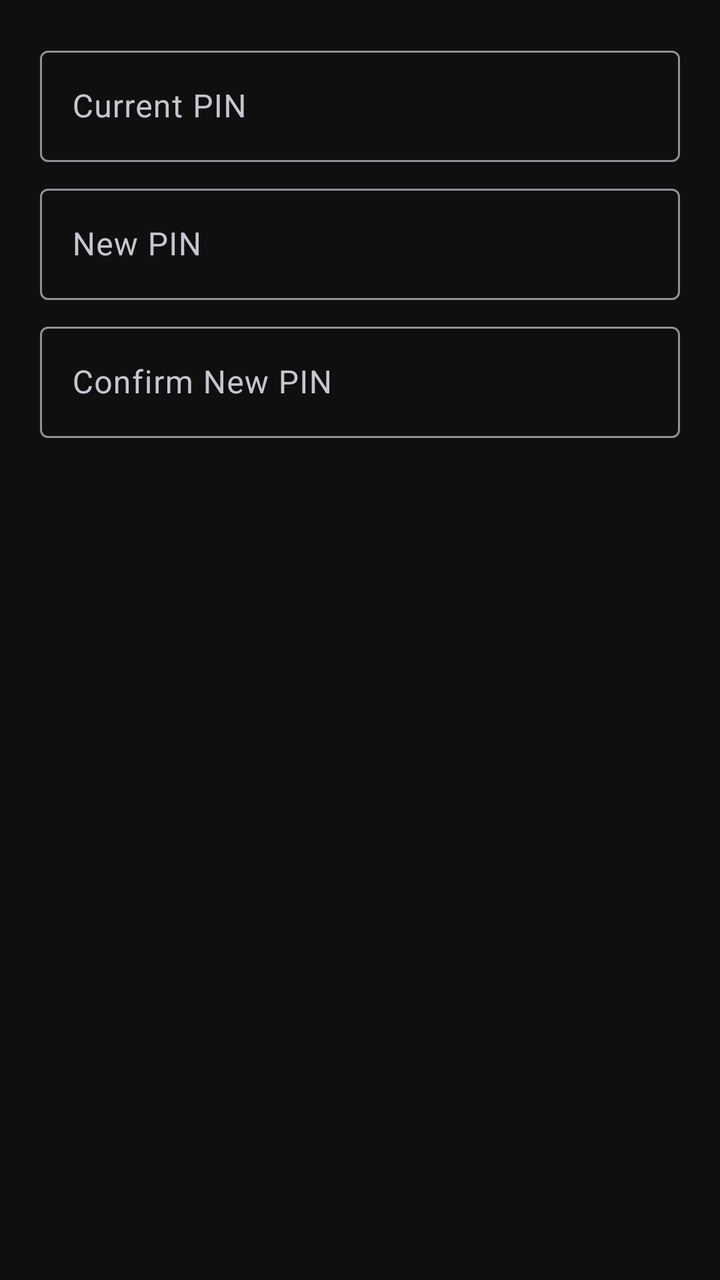
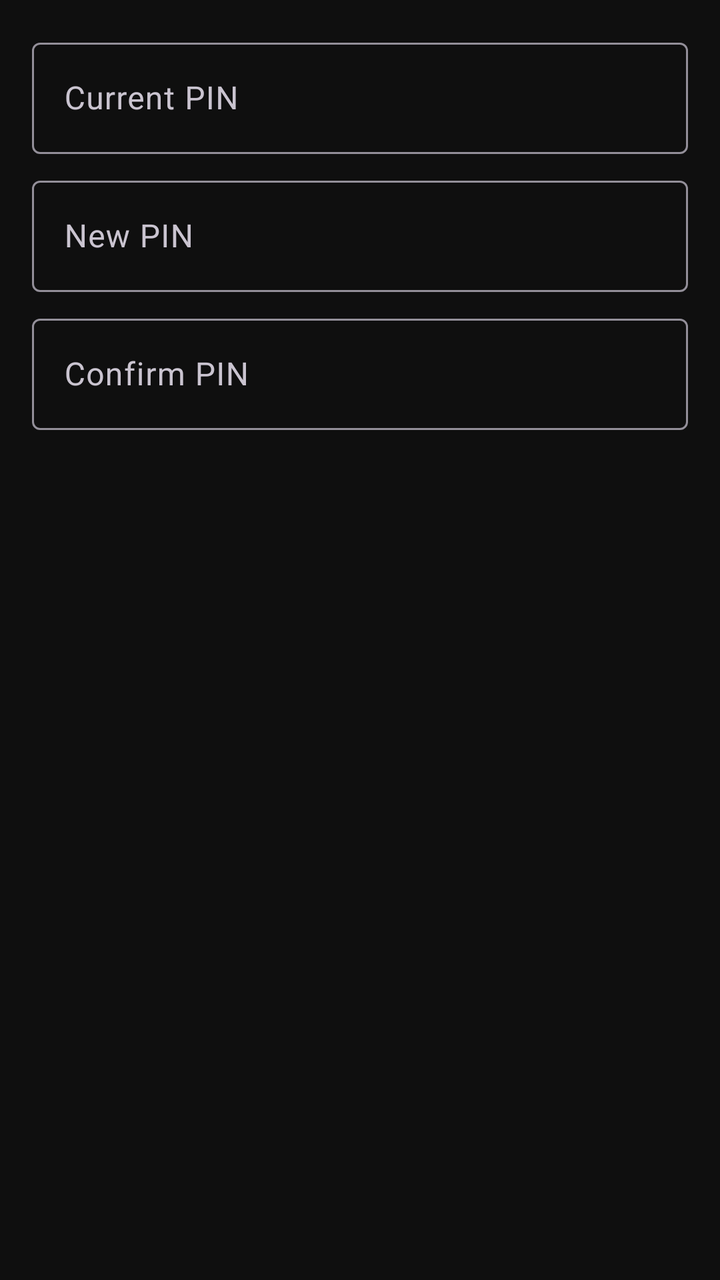

Compare the two renders of this Android layout. The source of the first and the diff that turns it into the second are given below.
<!-- AndroidManifest.xml: application theme Theme.ShadowCalc -->
<!-- res/layout/dialog_change_pin.xml -->
<?xml version="1.0" encoding="utf-8"?>
<LinearLayout xmlns:android="http://schemas.android.com/apk/res/android"
    android:layout_width="match_parent"
    android:layout_height="wrap_content"
    android:orientation="vertical"
    android:padding="20dp">

    <com.google.android.material.textfield.TextInputLayout
        android:layout_width="match_parent"
        android:layout_height="wrap_content"
        android:hint="Current PIN">
        <com.google.android.material.textfield.TextInputEditText
            android:id="@+id/etOldPin"
            android:layout_width="match_parent"
            android:layout_height="wrap_content"
            android:inputType="numberPassword"
            android:textColor="@color/text_primary" />
    </com.google.android.material.textfield.TextInputLayout>

    <com.google.android.material.textfield.TextInputLayout
        android:layout_width="match_parent"
        android:layout_height="wrap_content"
        android:hint="New PIN"
        android:layout_marginTop="8dp">
        <com.google.android.material.textfield.TextInputEditText
            android:id="@+id/etNewPin"
            android:layout_width="match_parent"
            android:layout_height="wrap_content"
            android:inputType="numberPassword"
            android:textColor="@color/text_primary" />
    </com.google.android.material.textfield.TextInputLayout>

    <com.google.android.material.textfield.TextInputLayout
        android:layout_width="match_parent"
        android:layout_height="wrap_content"
        android:hint="Confirm New PIN"
        android:layout_marginTop="8dp">
        <com.google.android.material.textfield.TextInputEditText
            android:id="@+id/etConfirmPin"
            android:layout_width="match_parent"
            android:layout_height="wrap_content"
            android:inputType="numberPassword"
            android:textColor="@color/text_primary" />
    </com.google.android.material.textfield.TextInputLayout>
</LinearLayout>
<!-- resources referenced by this layout -->
<resources>
  <color name="text_primary">#FFFFFF</color>
  <style name="Theme.ShadowCalc" parent="Theme.Material3.Dark.NoActionBar">
          <item name="colorPrimary">@color/accent</item>
          <item name="colorPrimaryDark">@color/bg_dark</item>
          <item name="colorAccent">@color/accent</item>
          <item name="android:windowBackground">@color/bg_dark</item>
          <item name="android:statusBarColor">@color/bg_dark</item>
          <item name="android:navigationBarColor">@color/bg_dark</item>
          <item name="android:windowLightStatusBar">false</item>
      </style>
  <color name="accent">#00E676</color>
  <color name="bg_dark">#0F0F0F</color>
</resources>

<!-- the commit's change to res/layout/dialog_change_pin.xml (unified diff, before → after) -->
@@ -3,7 +3,7 @@
     android:layout_width="match_parent"
     android:layout_height="wrap_content"
     android:orientation="vertical"
-    android:padding="20dp">
+    android:padding="16dp">
 
     <com.google.android.material.textfield.TextInputLayout
         android:layout_width="match_parent"
@@ -13,33 +13,30 @@
             android:id="@+id/etOldPin"
             android:layout_width="match_parent"
             android:layout_height="wrap_content"
-            android:inputType="numberPassword"
-            android:textColor="@color/text_primary" />
+            android:inputType="numberPassword" />
     </com.google.android.material.textfield.TextInputLayout>
 
     <com.google.android.material.textfield.TextInputLayout
         android:layout_width="match_parent"
         android:layout_height="wrap_content"
-        android:hint="New PIN"
-        android:layout_marginTop="8dp">
+        android:layout_marginTop="8dp"
+        android:hint="New PIN">
         <com.google.android.material.textfield.TextInputEditText
             android:id="@+id/etNewPin"
             android:layout_width="match_parent"
             android:layout_height="wrap_content"
-            android:inputType="numberPassword"
-            android:textColor="@color/text_primary" />
+            android:inputType="numberPassword" />
     </com.google.android.material.textfield.TextInputLayout>
 
     <com.google.android.material.textfield.TextInputLayout
         android:layout_width="match_parent"
         android:layout_height="wrap_content"
-        android:hint="Confirm New PIN"
-        android:layout_marginTop="8dp">
+        android:layout_marginTop="8dp"
+        android:hint="Confirm PIN">
         <com.google.android.material.textfield.TextInputEditText
             android:id="@+id/etConfirmPin"
             android:layout_width="match_parent"
             android:layout_height="wrap_content"
-            android:inputType="numberPassword"
-            android:textColor="@color/text_primary" />
+            android:inputType="numberPassword" />
     </com.google.android.material.textfield.TextInputLayout>
 </LinearLayout>
<!-- resource entries referenced after the edit -->
@@ -1,6 +1,5 @@
 <!-- resources referenced by this layout -->
 <resources>
-  <color name="text_primary">#FFFFFF</color>
   <style name="Theme.ShadowCalc" parent="Theme.Material3.Dark.NoActionBar">
           <item name="colorPrimary">@color/accent</item>
           <item name="colorPrimaryDark">@color/bg_dark</item>
